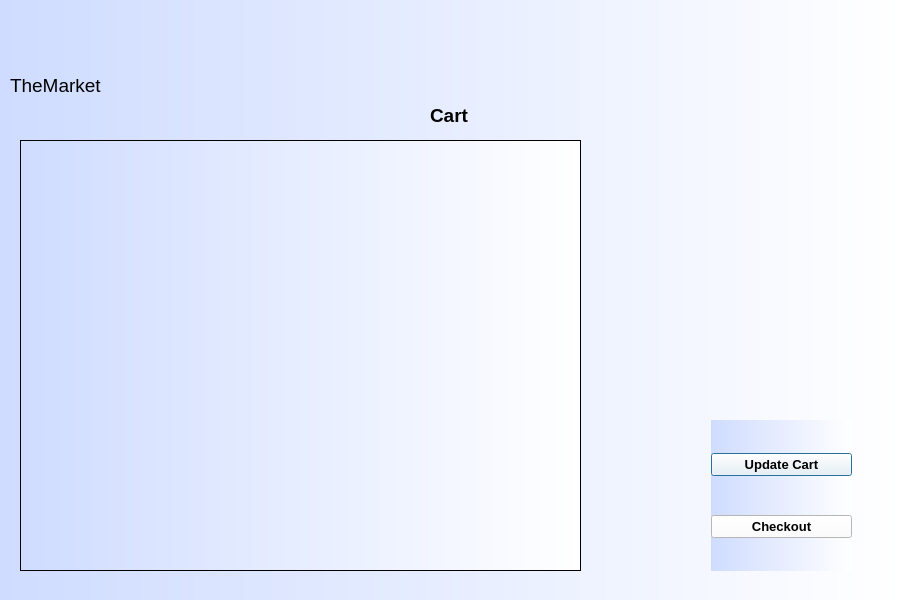
First picture: the form in Marketplace-Client/Marketplace-Client/cart.ui, repository Ahmedkhalifa1999/Design-and-Implementation-of-a-Marketplace-system, before the edit.
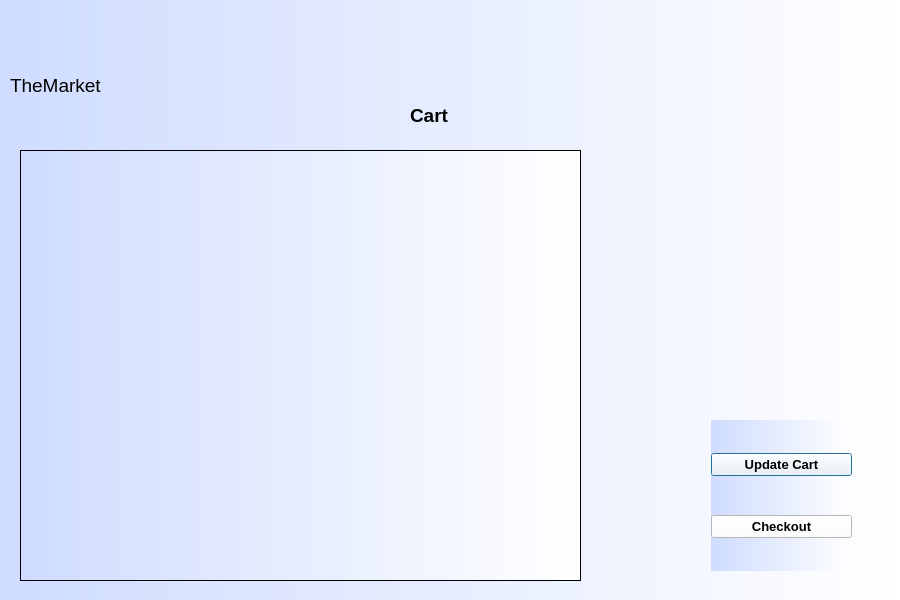
Second picture: the form after the edit.

What changed in the file:
```diff
--- a/Marketplace-Client/Marketplace-Client/cart.ui
+++ b/Marketplace-Client/Marketplace-Client/cart.ui
@@ -41,7 +41,7 @@
   <widget class="QLabel" name="label_2">
    <property name="geometry">
     <rect>
-     <x>430</x>
+     <x>410</x>
      <y>100</y>
      <width>111</width>
      <height>31</height>
@@ -64,7 +64,7 @@
    <property name="geometry">
     <rect>
      <x>20</x>
-     <y>140</y>
+     <y>150</y>
      <width>561</width>
      <height>431</height>
     </rect>
```
